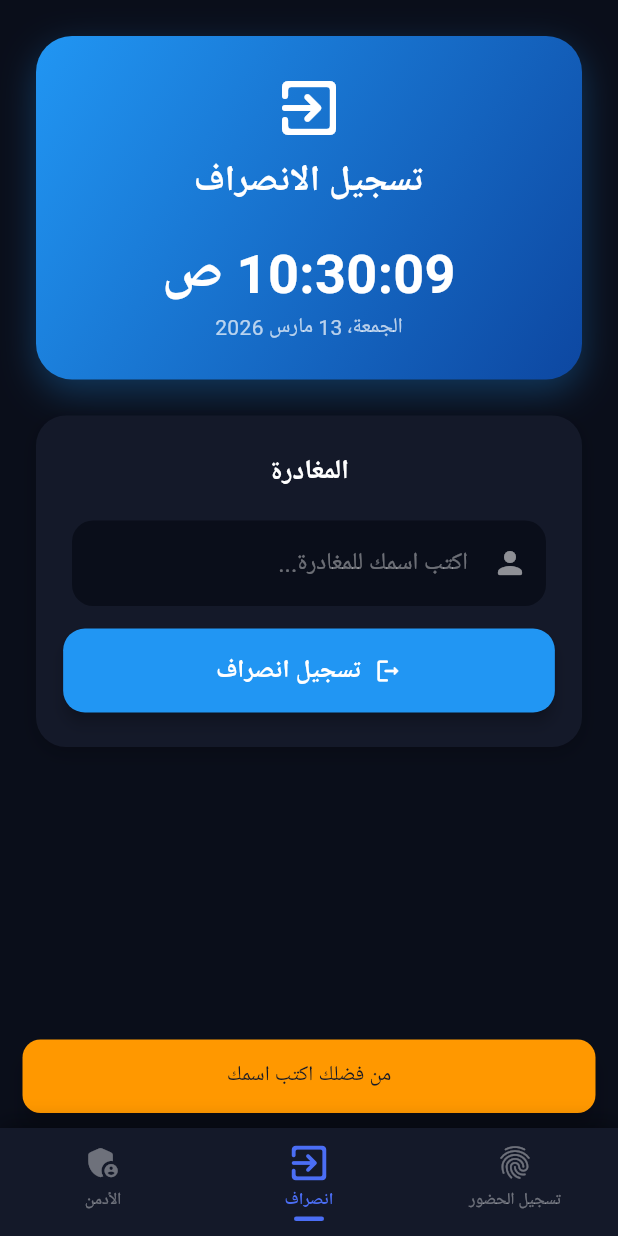
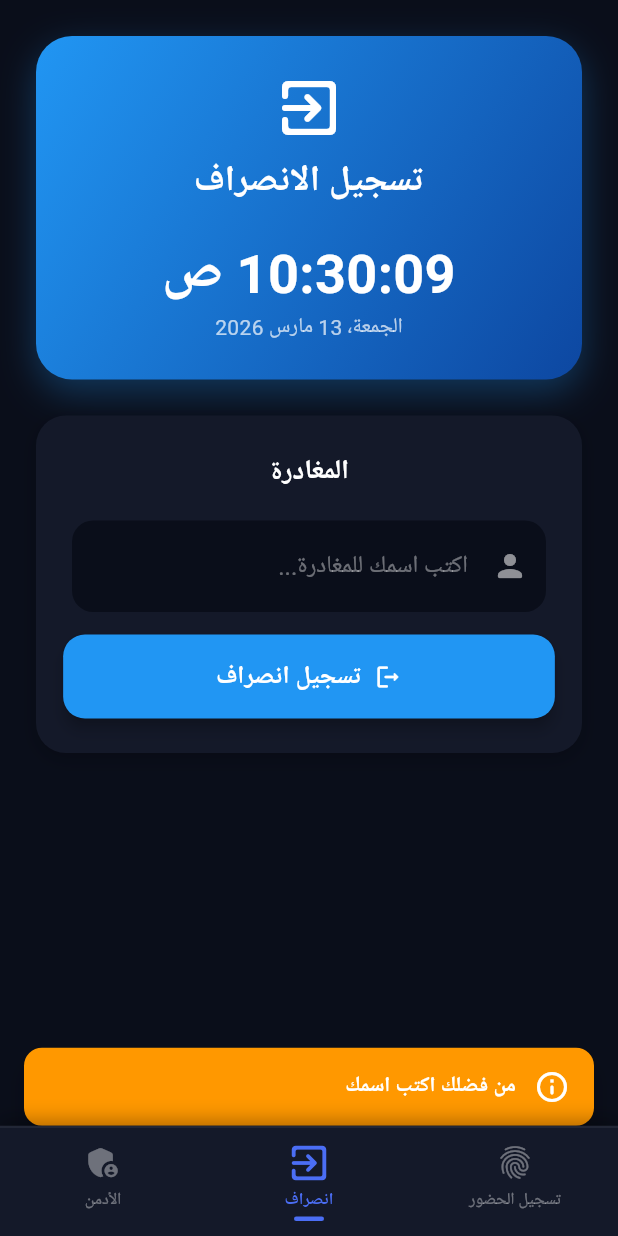
Before and after one commit to Abdofathyelbhrawy/flutter_application_1, a Flutter app: the screen it shows after launch, item 2 of the bottom bar chosen, after a tap on "تسجيل انصراف", on a phone screen of 412 x 824 dp. Run offline on Flutter 3.47's test engine with Material 3 defaults, Android fonts, the phone set to English and light mode, and no system bars; our stand-ins replace flutter_local_notifications, geolocator, pdf, printing, supabase_flutter; accounts and stored records are empty; network calls fail.

Commit message:
Refactor attendance logic to improve early check-in handling and update status checks; enhance UI elements across admin and settings screens for better usability and aesthetics.

```diff
--- a/lib/screens/checkout_screen.dart
+++ b/lib/screens/checkout_screen.dart
@@ -64,6 +64,7 @@ class _CheckOutScreenState extends State<CheckOutScreen>
   }
 
   Future<void> _handleCheckOut() async {
+    FocusScope.of(context).unfocus();
     final name = _nameController.text.trim();
     if (name.isEmpty) {
       _showSnackBar('من فضلك اكتب اسمك', Colors.orange);
@@ -138,9 +139,20 @@ class _CheckOutScreenState extends State<CheckOutScreen>
   void _showSnackBar(String msg, Color color) {
     ScaffoldMessenger.of(context).showSnackBar(
       SnackBar(
-        content: Text(msg, textAlign: TextAlign.center),
+        content: Row(
+          children: [
+            Icon(
+              color.computeLuminance() > 0.5 ? Icons.warning_rounded : Icons.info_outline_rounded,
+              color: Colors.white,
+            ),
+            const SizedBox(width: 12),
+            Expanded(child: Text(msg, style: const TextStyle(color: Colors.white, fontWeight: FontWeight.bold))),
+          ],
+        ),
         backgroundColor: color,
         behavior: SnackBarBehavior.floating,
+        margin: const EdgeInsets.only(top: kToolbarHeight, left: 16, right: 16),
+        dismissDirection: DismissDirection.horizontal,
         shape: RoundedRectangleBorder(borderRadius: BorderRadius.circular(12)),
       ),
     );
@@ -243,6 +255,7 @@ class _CheckOutScreenState extends State<CheckOutScreen>
                             prefixIcon: const Icon(Icons.person_rounded, color: Colors.white54),
                             filled: true,
                             fillColor: AppTheme.backgroundColor,
+                            contentPadding: const EdgeInsets.symmetric(vertical: 18, horizontal: 16),
                             border: OutlineInputBorder(
                               borderRadius: BorderRadius.circular(14),
                               borderSide: BorderSide.none,
--- a/lib/screens/excuse_screen.dart
+++ b/lib/screens/excuse_screen.dart
@@ -132,6 +132,7 @@ class _ExcuseScreenState extends State<ExcuseScreen> {
                   controller: _excuseController,
                   textAlign: TextAlign.right,
                   maxLines: 5,
+                  cursorColor: Colors.blue,
                   style: const TextStyle(color: Colors.white),
                   decoration: InputDecoration(
                     hintText: 'مثال: كان فيه زحمة / موعد عند الطبيب...',
--- a/lib/screens/home_screen.dart
+++ b/lib/screens/home_screen.dart
@@ -175,6 +175,7 @@ class _HomeScreenState extends State<HomeScreen> {
       bottomNavigationBar: Container(
         decoration: BoxDecoration(
           color: AppTheme.cardColor,
+          border: Border(top: BorderSide(color: Colors.white.withAlpha(15), width: 1.5)),
           boxShadow: [
             BoxShadow(color: Colors.black.withAlpha(77), blurRadius: 10, offset: const Offset(0, -4))
           ],
```
Also changed, not shown: lib/providers/attendance_provider.dart (+19 -15 lines), lib/screens/admin_screen.dart (+8 -5 lines), lib/screens/admin_settings_screen.dart (+23 -8 lines), lib/screens/checkin_screen.dart (+14 -1 lines).
